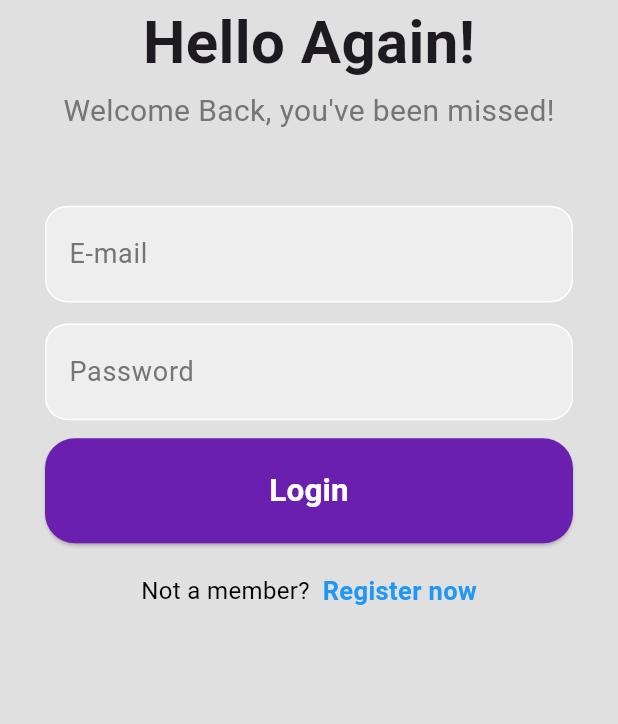
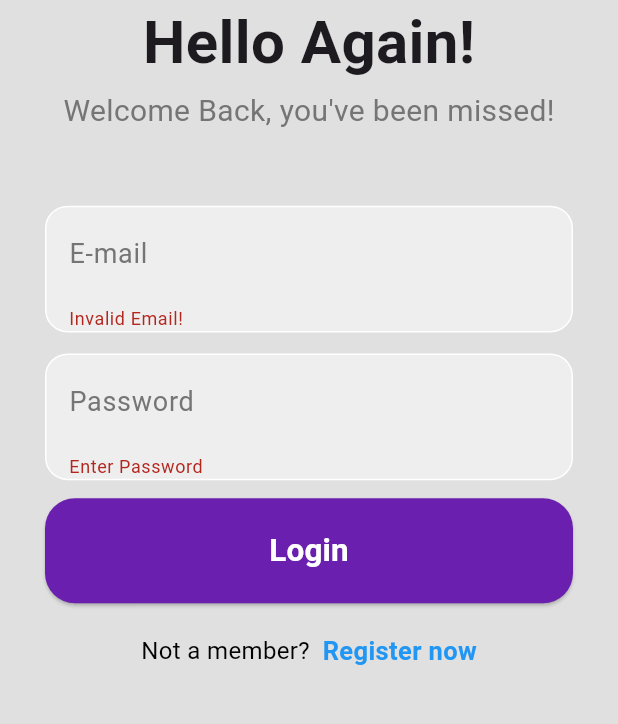
Before and after one commit to Sahilpervez/shop-app, a Flutter app: the screen it shows after launch, after a tap on "Login", on a phone screen of 412 x 824 dp, the part 483-1207 px from its top. Run offline on Flutter 3.47's test engine with Material 2 defaults, Android fonts, the light colour scheme and no system bars; our stand-ins replace auto_size_text, ionicons, responsive_grid; missing offline and left inert: color_picker_field, flutter_circle_color_picker, responsive_layout_grid; network calls fail.

Commit message:
Added user authentication logic and login screen

```diff
--- a/shop_app/lib/Model/providers/auth.dart
+++ b/shop_app/lib/Model/providers/auth.dart
@@ -1,23 +1,58 @@
 import 'dart:convert';
 
 import 'package:flutter/cupertino.dart';
+import 'package:flutter/foundation.dart';
 import 'package:http/http.dart' as http;
+import 'package:shop_app/Model/http_exceptions.dart';
 
 class Auth with ChangeNotifier {
-  String _token;
-  DateTime _expiryDate;
-  String _userId;
+  String? _token;
+  DateTime? _expiryDate;
+  String? _userId;
+
+  bool get isAuth{
+    return token != null;
+  }
+
+  String? get token{
+    if(_token != null && _expiryDate!.isAfter(DateTime.now()) && _token != null){
+      return _token;
+    }
+    return null;
+  }
+
+  Future<void> _authenticate (String email, String password, String urlSegment) async {
+    final url =
+        "https://identitytoolkit.googleapis.com/v1/accounts:$urlSegment?key=AIzaSyAQDuz7Cv6x0kP7mXhez74HtR5o5_Jpihw";
+    try{
+      final response = await http.post(
+        Uri.parse(url),
+        body: json.encode({
+          "email": email,
+          "password": password,
+          "returnSecureToken": true,
+        }),
+      );
+      final res=json.decode((response.body));
+      if(res['error'] != null){
+        print(res['error']['message']);
+        throw HttpException("${res['error']['message']}");
+      }
+      _token = res['idToken'];
+      _userId = res['localId'];
+      _expiryDate = DateTime.now().add(Duration(seconds: int.parse(res['expiresIn']),),);
+      notifyListeners();
+    }catch(error){
+      print("Inside Catch Block $error");
+      throw error;
+    }
+  }
 
   Future<void> signup(String email, String password) async {
-    const url =
-        "https://identitytoolkit.googleapis.com/v1/accounts:signUp?key=AIzaSyAQDuz7Cv6x0kP7mXhez74HtR5o5_Jpihw";
-    final response = await http.post(
-      Uri.parse(url),
-      body: json.encode({
-        "email" : email,
-        "password" : password,
-        "returnSecureToken" : true,
-      }),
-    );
+    return _authenticate(email, password, "signUp");
+  }
+
+  Future<void> login(String email, String password) async {
+    return _authenticate(email, password, "signInWithPassword");
   }
 }
--- a/shop_app/lib/Screeens/login_screen.dart
+++ b/shop_app/lib/Screeens/login_screen.dart
@@ -1,5 +1,11 @@
+import 'dart:io';
+
 import 'package:flutter/foundation.dart';
 import 'package:flutter/material.dart';
+import 'package:provider/provider.dart';
+import 'package:shop_app/Screeens/products_overview_screen.dart';
+
+import '../Model/providers/auth.dart';
 
 enum AuthMode { signUp, login }
 
@@ -39,7 +45,26 @@ class _LoginScreenState extends State<LoginScreen> {
     _authDetails['password'] = "${passwordController.text}";
   }
 
-  void _submit() {
+  void _showErrorDialogue(String message) {
+    showDialog(
+        context: context,
+        builder: (ctx) {
+          return AlertDialog(
+            title: const Text("An Error Occured!!"),
+            content: Text(message),
+            actions: [
+              ElevatedButton(
+                onPressed: () {
+                  Navigator.of(context).pop();
+                },
+                child: const Text("Cancel"),
+              ),
+            ],
+          );
+        });
+  }
+
+  Future<void> _submit() async {
     if (!_formkey.currentState!.validate()) {
       return;
     }
@@ -47,10 +72,34 @@ class _LoginScreenState extends State<LoginScreen> {
     setState(() {
       _isLoading = true;
     });
+    try {
       if (_authMode == AuthMode.login) {
         // Log user in
+        await Provider.of<Auth>(context, listen: false)
+            .login(_authDetails["email"]!, _authDetails["password"]!);
       } else {
         // Sign up user
+        await Provider.of<Auth>(context, listen: false)
+            .signup(_authDetails['email']!, _authDetails['password']!);
+      }
+    } on HttpException catch (error) {
+      print(error);
+      var errorMessage = "Authentication failed";
+    } catch (error) {
+      var errorMessage = "Couldn't authenticate you, Try again later";
+      print("Inside catch block in login_screen $error");
+      if (error.toString().contains("EMAIL_EXISTS")) {
+        errorMessage = "Email address already in use";
+      } else if (error.toString().contains("INVALID_EMAIL")) {
+        errorMessage = "This is not a valid email address";
+      } else if (error.toString().contains("WEAK_PASSWORD")) {
+        errorMessage = "Password is too weak";
+      } else if (error.toString().contains("EMAIL_NOT_FOUND")) {
+        errorMessage = "Could not find a user with this email";
+      } else if (error.toString().contains("INVALID_PASSWORD")) {
+        errorMessage = "Invalid Password";
+      }
+      _showErrorDialogue(errorMessage);
     }
     setState(() {
       _isLoading = false;
@@ -87,14 +136,16 @@ class _LoginScreenState extends State<LoginScreen> {
                         image: AssetImage("assets/LogoImage.png"),
                       ),
                       Text(
-                        (_authMode == AuthMode.login)?"Hello Again!" : "Welcome!",
+                        (_authMode == AuthMode.login)
+                            ? "Hello Again!"
+                            : "Welcome!",
                         style: const TextStyle(
                             fontSize: 40, fontWeight: FontWeight.bold),
                       ),
                       const SizedBox(
                         height: 3,
                       ),
-                      if(_authMode == AuthMode.login)
+                      if (_authMode == AuthMode.login)
                         Text(
                           "Welcome Back, you've been missed!",
                           style: TextStyle(
@@ -102,7 +153,7 @@ class _LoginScreenState extends State<LoginScreen> {
                             fontSize: 20,
                           ),
                         ),
-                      if(_authMode == AuthMode.login)
+                      if (_authMode == AuthMode.login)
                         Container(
                             height: MediaQuery.of(context).size.height * 0.05),
                       Container(
@@ -156,7 +207,7 @@ class _LoginScreenState extends State<LoginScreen> {
                         padding: const EdgeInsets.symmetric(horizontal: 15),
                         margin: const EdgeInsets.symmetric(vertical: 7),
                         child: TextFormField(
-                          obscureText:  true,
+                          obscureText: true,
                           autovalidateMode: AutovalidateMode.onUserInteraction,
                           validator: (value) {
                             if (value!.isEmpty) {
@@ -194,13 +245,13 @@ class _LoginScreenState extends State<LoginScreen> {
                           padding: const EdgeInsets.symmetric(horizontal: 15),
                           margin: const EdgeInsets.symmetric(vertical: 7),
                           child: TextFormField(
-                            obscureText:  true,
+                            obscureText: true,
                             autovalidateMode:
                                 AutovalidateMode.onUserInteraction,
                             validator: (value) {
                               if (value!.isEmpty) {
                                 return "Confirm Password";
-                              }else if(value! != passwordController.text){
+                              } else if (value! != passwordController.text) {
                                 return "Passwords do not match";
                               }
                               return null;
@@ -238,16 +289,20 @@ class _LoginScreenState extends State<LoginScreen> {
                             shape: RoundedRectangleBorder(
                                 borderRadius: BorderRadius.circular(20)),
                           ),
-                          onPressed: () {},
+                          onPressed: () {
+                            _submit();
+                          },
                           child: Padding(
                             padding: const EdgeInsets.symmetric(vertical: 20),
                             child: SizedBox(
                               width: MediaQuery.of(context).size.width,
                               child: Center(
-                                child: (_isLoading)? const CircularProgressIndicator(
+                                child: (_isLoading)
+                                    ? const CircularProgressIndicator(
                                         color: Colors.white,
                                         strokeWidth: 4,
-                                ):Text(
+                                      )
+                                    : Text(
                                         (_authMode == AuthMode.login)
                                             ? "Login"
                                             : "Sign Up",
--- a/shop_app/lib/main.dart
+++ b/shop_app/lib/main.dart
@@ -12,6 +12,7 @@ import 'package:shop_app/Screeens/products_overview_screen.dart';
 import 'package:shop_app/Screeens/user_product_screen.dart';
 import './Model/providers/products_provider.dart';
 import 'Model/product.dart';
+import 'Model/providers/auth.dart';
 
 void main() {
   runApp(const MyApp());
@@ -25,6 +26,7 @@ class MyApp extends StatelessWidget {
   Widget build(BuildContext context) {
     return MultiProvider(
       providers: [
+        ChangeNotifierProvider(create: (ctx) => Auth()),
         ChangeNotifierProvider(
           create: (ctx) => ProductsProvider(),
           // value: ProductsProvider(),
@@ -36,7 +38,8 @@ class MyApp extends StatelessWidget {
           create: (ctx) => Orders(),
         ),
       ],
-      child: MaterialApp(
+      child: Consumer<Auth>(
+        builder: (ctx, authData, _) => MaterialApp(
           title: 'Flutter Demo',
           debugShowCheckedModeBanner: false,
           theme: ThemeData(
@@ -44,17 +47,19 @@ class MyApp extends StatelessWidget {
             useMaterial3: true,
           ),
           // home: ProductsOverviewScreen(),
-        home: LoginScreen(),
+          home: (authData.isAuth) ? ProductsOverviewScreen() : const LoginScreen(),
           routes: {
             ProductDetailsScreen.routeName: (ctx) => ProductDetailsScreen(),
             CartScreen.routeName: (ctx) => CartScreen(),
-          OrdersScreen.namedRoute: (ctx) => OrdersScreen( ),
-          UserProductsScreen.routeName : (ctx) => UserProductsScreen(),
-          AddProductScreen.routeName : (ctx) => AddProductScreen(),
-          EditByUserProductScreen.routeName : (ctx) => EditByUserProductScreen(),
+            OrdersScreen.namedRoute: (ctx) => OrdersScreen(),
+            UserProductsScreen.routeName: (ctx) => UserProductsScreen(),
+            AddProductScreen.routeName: (ctx) => AddProductScreen(),
+            EditByUserProductScreen.routeName: (ctx) =>
+                EditByUserProductScreen(),
             LoginScreen.route: (ctx) => LoginScreen(),
             ProductsOverviewScreen.route: (ctx) => ProductsOverviewScreen(),
           },
+        ),
       ),
     );
   }
--- a/shop_app/pubspec.yaml
+++ b/shop_app/pubspec.yaml
@@ -70,6 +70,7 @@ flutter:
   # To add assets to your application, add an assets section, like this:
   assets:
     - assets/LogoImage.png
+    - assets/AccountExists.gif
   #   - images/a_dot_ham.jpeg
 
   # An image asset can refer to one or more resolution-specific "variants", see
```
Also changed, not shown: shop_app/assets/AccountExists.gif (added). Lines whose indentation alone changed are shown as unchanged.
